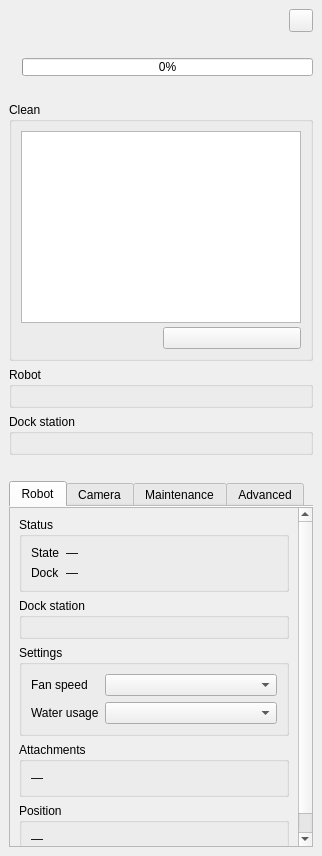
Above: valetudo_qgis/ui/status_panel.ui from sylsta/homeqgis before the change. Below: the same form after it.
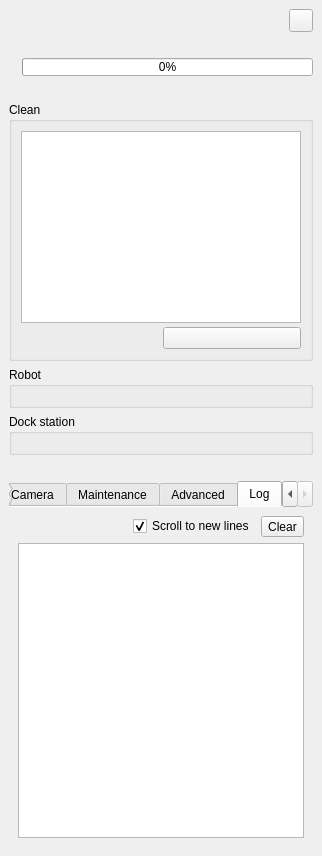
That is the form after the change. The open tabs and pages were chosen to show the change. Custom widgets are drawn as their Qt base class.

Commit message:
Panel: Log tab following the robot's /tmp/valetudo.log over SSH
ssh <user>@<robot> 'tail -F /tmp/valetudo.log' (falls back to tail -f),
key-based login with the SSH settings of the reboot. Runs only while the
tab is shown and the panel is visible; reconnects 10 s after the link
drops. Errors in red, warnings in orange; 'Scroll to new lines' and
'Clear'. Last 5000 lines kept.

The edit to the form file:
```diff
--- a/valetudo_qgis/ui/status_panel.ui
+++ b/valetudo_qgis/ui/status_panel.ui
@@ -736,6 +736,54 @@
         </item>
        </layout>
       </widget>
+      <widget class="QWidget" name="tab_log">
+       <attribute name="title">
+        <string>Log</string>
+       </attribute>
+       <layout class="QVBoxLayout" name="log_layout">
+        <item>
+         <layout class="QHBoxLayout" name="log_header" stretch="1,0,0">
+          <item>
+           <widget class="QLabel" name="lbl_log_status">
+            <property name="wordWrap">
+             <bool>true</bool>
+            </property>
+           </widget>
+          </item>
+          <item>
+           <widget class="QCheckBox" name="chk_log_follow">
+            <property name="text">
+             <string>Scroll to new lines</string>
+            </property>
+            <property name="checked">
+             <bool>true</bool>
+            </property>
+           </widget>
+          </item>
+          <item>
+           <widget class="QToolButton" name="btn_log_clear">
+            <property name="text">
+             <string>Clear</string>
+            </property>
+           </widget>
+          </item>
+         </layout>
+        </item>
+        <item>
+         <widget class="QPlainTextEdit" name="txt_log">
+          <property name="readOnly">
+           <bool>true</bool>
+          </property>
+          <property name="lineWrapMode">
+           <enum>QPlainTextEdit::NoWrap</enum>
+          </property>
+          <property name="maximumBlockCount">
+           <number>5000</number>
+          </property>
+         </widget>
+        </item>
+       </layout>
+      </widget>
      </widget>
     </item>
    </layout>
```
The commit also changes 4 other files.
